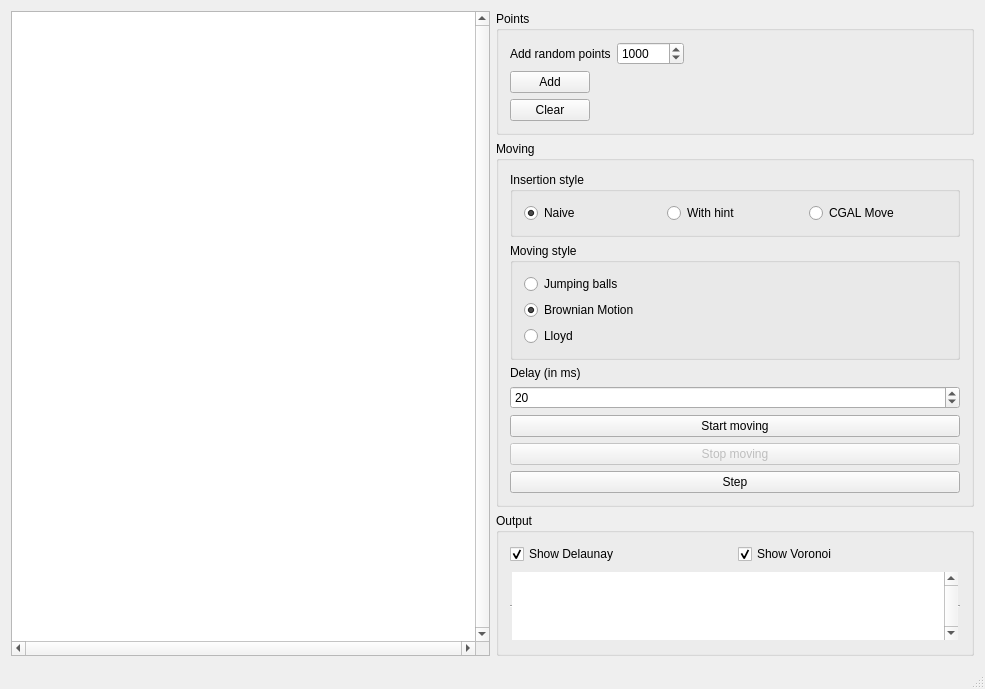
This is mainwindow.ui in jetSett/Delaunay-moving-points as Qt 5 draws it before an edit. The edited form follows.
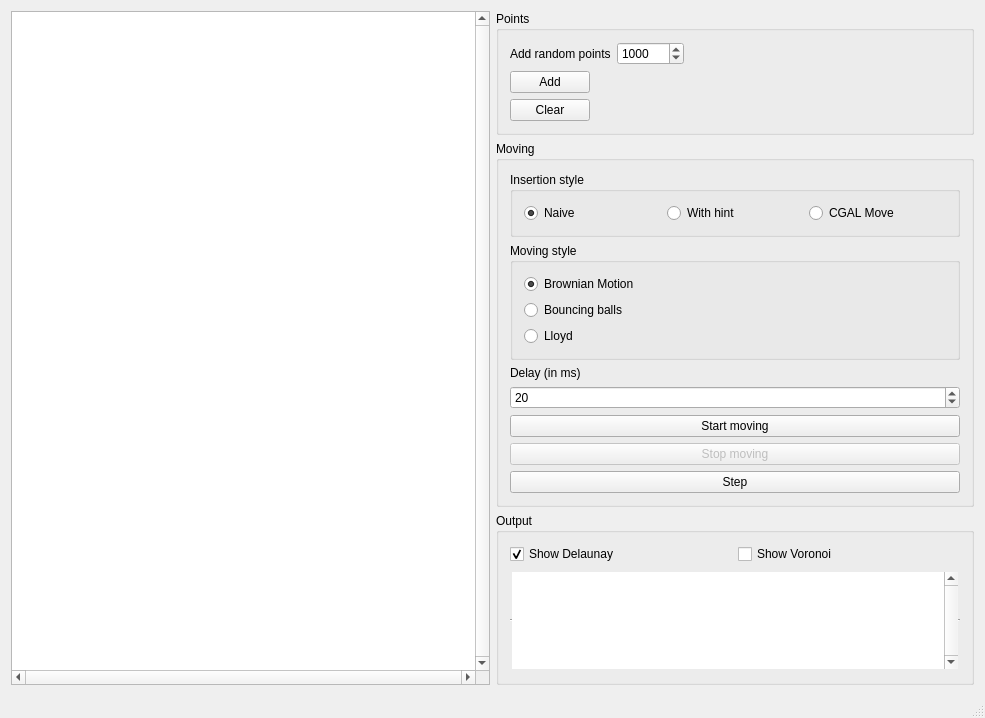
This is the edited form.

Diff of the .ui file:
```diff
--- a/mainwindow.ui
+++ b/mainwindow.ui
@@ -7,7 +7,7 @@
     <x>0</x>
     <y>0</y>
     <width>985</width>
-    <height>689</height>
+    <height>718</height>
    </rect>
   </property>
   <property name="windowTitle">
@@ -155,16 +155,6 @@
              <layout class="QVBoxLayout" name="verticalLayout_8">
               <item>
                <layout class="QVBoxLayout" name="verticalLayout_7">
-                <item>
-                 <widget class="QRadioButton" name="jumpingBallRadioButton">
-                  <property name="text">
-                   <string>Jumping balls</string>
-                  </property>
-                  <attribute name="buttonGroup">
-                   <string notr="true">motionTypeButtonGroup</string>
-                  </attribute>
-                 </widget>
-                </item>
                 <item>
                  <widget class="QRadioButton" name="brownianRadioButton">
                   <property name="text">
@@ -178,6 +168,16 @@
                   </attribute>
                  </widget>
                 </item>
+                <item>
+                 <widget class="QRadioButton" name="bouncingBallRadioButton">
+                  <property name="text">
+                   <string>Bouncing balls</string>
+                  </property>
+                  <attribute name="buttonGroup">
+                   <string notr="true">motionTypeButtonGroup</string>
+                  </attribute>
+                 </widget>
+                </item>
                 <item>
                  <widget class="QRadioButton" name="lloydRadioButton">
                   <property name="text">
@@ -268,7 +268,7 @@
                 <string>Show Voronoi</string>
                </property>
                <property name="checked">
-                <bool>true</bool>
+                <bool>false</bool>
                </property>
               </widget>
              </item>
```
